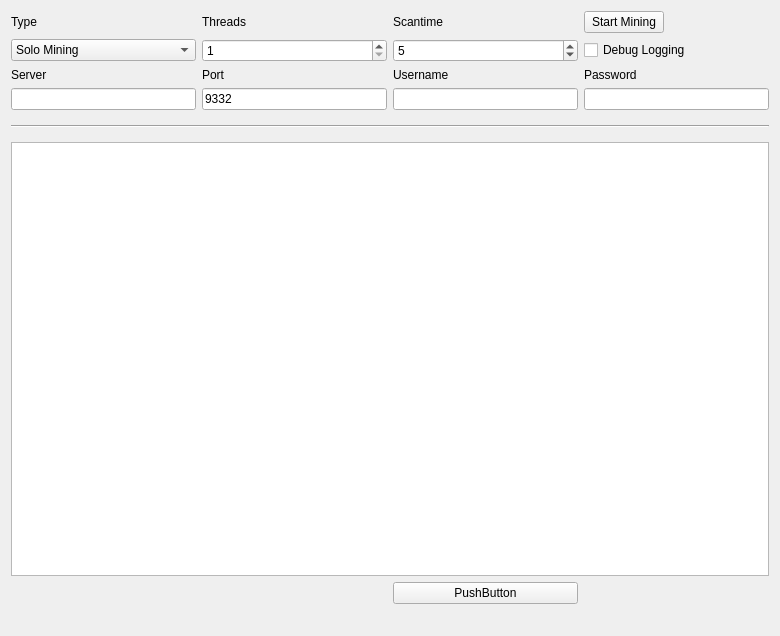
This is src/qt/forms/miningpage.ui in plusevcoin/plusevcoin as Qt 5 draws it before an edit. The edited form follows.
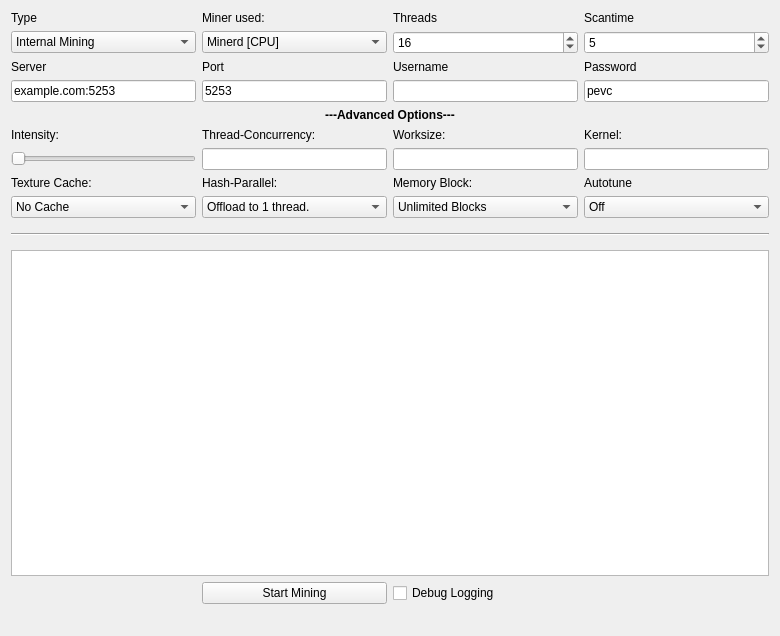
This is the edited form.

Commit message: v1.1 New mining tab

The edit to the form file:
```diff
--- a/src/qt/forms/miningpage.ui
+++ b/src/qt/forms/miningpage.ui
@@ -17,34 +17,112 @@
    <property name="sizeConstraint">
     <enum>QLayout::SetMaximumSize</enum>
    </property>
-   <item row="17" column="1" colspan="2">
-    <widget class="QLabel" name="shareCount">
-     <property name="font">
-      <font>
-       <pointsize>10</pointsize>
-       <weight>75</weight>
-       <bold>true</bold>
-      </font>
+   <item row="15" column="2">
+    <widget class="QLabel" name="hashLabel">
+     <property name="text">
+      <string>Hash-Parallel:</string>
+     </property>
+    </widget>
+   </item>
+   <item row="8" column="3">
+    <widget class="QLineEdit" name="usernameLine">
+     <property name="enabled">
+      <bool>true</bool>
      </property>
      <property name="text">
       <string/>
      </property>
     </widget>
    </item>
+   <item row="16" column="2">
+    <widget class="QComboBox" name="offloadSHA">
+     <item>
+      <property name="text">
+       <string>Offload to 1 thread.</string>
+      </property>
+     </item>
+     <item>
+      <property name="text">
+       <string>Offload to all threads.</string>
+      </property>
+     </item>
+     <item>
+      <property name="text">
+       <string>All hashing to GPU.</string>
+      </property>
+     </item>
+    </widget>
+   </item>
+   <item row="16" column="1">
+    <widget class="QComboBox" name="textureCache">
+     <item>
+      <property name="text">
+       <string>No Cache</string>
+      </property>
+     </item>
+     <item>
+      <property name="text">
+       <string>1D Cache</string>
+      </property>
+     </item>
+     <item>
+      <property name="text">
+       <string>2D Cache</string>
+      </property>
+     </item>
+    </widget>
+   </item>
+   <item row="24" column="2">
+    <widget class="QPushButton" name="startButton">
+     <property name="sizePolicy">
+      <sizepolicy hsizetype="Minimum" vsizetype="Maximum">
+       <horstretch>0</horstretch>
+       <verstretch>0</verstretch>
+      </sizepolicy>
+     </property>
+     <property name="text">
+      <string>Start Mining</string>
+     </property>
+    </widget>
+   </item>
+   <item row="24" column="3">
+    <widget class="QCheckBox" name="debugCheckBox">
+     <property name="text">
+      <string>Debug Logging</string>
+     </property>
+    </widget>
+   </item>
+   <item row="13" column="3">
+    <widget class="QLabel" name="workloadLabel">
+     <property name="text">
+      <string>Worksize:</string>
+     </property>
+    </widget>
+   </item>
+   <item row="14" column="2">
+    <widget class="QLineEdit" name="concurrency"/>
+   </item>
+   <item row="7" column="2">
+    <widget class="QLabel" name="portLabel">
+     <property name="enabled">
+      <bool>true</bool>
+     </property>
+     <property name="text">
+      <string>Port</string>
+     </property>
+    </widget>
+   </item>
+   <item row="7" column="4">
+    <widget class="QLabel" name="passwordLabel">
+     <property name="enabled">
+      <bool>true</bool>
+     </property>
+     <property name="text">
+      <string>Password</string>
+     </property>
+    </widget>
+   </item>
    <item row="3" column="3">
-    <widget class="QLabel" name="scantimeLabel">
-     <property name="enabled">
-      <bool>true</bool>
-     </property>
-     <property name="layoutDirection">
-      <enum>Qt::LeftToRight</enum>
-     </property>
-     <property name="text">
-      <string>Scantime</string>
-     </property>
-    </widget>
-   </item>
-   <item row="3" column="2">
     <widget class="QLabel" name="threadsLabel">
      <property name="enabled">
       <bool>true</bool>
@@ -54,25 +132,57 @@
      </property>
     </widget>
    </item>
+   <item row="14" column="4">
+    <widget class="QLineEdit" name="kernel"/>
+   </item>
+   <item row="13" column="4">
+    <widget class="QLabel" name="kernelLabel">
+     <property name="text">
+      <string>Kernel:</string>
+     </property>
+    </widget>
+   </item>
+   <item row="14" column="3">
+    <widget class="QLineEdit" name="workload"/>
+   </item>
+   <item row="15" column="1">
+    <widget class="QLabel" name="cacheLabel">
+     <property name="text">
+      <string>Texture Cache:</string>
+     </property>
+    </widget>
+   </item>
    <item row="5" column="4">
-    <widget class="QCheckBox" name="debugCheckBox">
-     <property name="text">
-      <string>Debug Logging</string>
+    <widget class="QSpinBox" name="scantimeBox">
+     <property name="enabled">
+      <bool>true</bool>
      </property>
+     <property name="minimum">
+      <number>1</number>
+     </property>
+     <property name="value">
+      <number>5</number>
+     </property>
     </widget>
    </item>
-   <item row="3" column="1">
-    <widget class="QLabel" name="typeLabel">
+   <item row="3" column="2">
+    <widget class="QLabel" name="minerLabel">
      <property name="text">
-      <string>Type</string>
+      <string>Miner used:</string>
      </property>
     </widget>
    </item>
-   <item row="5" column="2">
+   <item row="5" column="3">
     <widget class="QSpinBox" name="threadsBox">
      <property name="enabled">
       <bool>true</bool>
      </property>
+     <property name="suffix">
+      <string/>
+     </property>
+     <property name="prefix">
+      <string/>
+     </property>
      <property name="minimum">
       <number>1</number>
      </property>
@@ -82,6 +192,35 @@
      <property name="singleStep">
       <number>1</number>
      </property>
+     <property name="value">
+      <number>16</number>
+     </property>
+    </widget>
+   </item>
+   <item row="17" column="1" colspan="4">
+    <widget class="Line" name="line">
+     <property name="sizePolicy">
+      <sizepolicy hsizetype="Minimum" vsizetype="Fixed">
+       <horstretch>0</horstretch>
+       <verstretch>0</verstretch>
+      </sizepolicy>
+     </property>
+     <property name="minimumSize">
+      <size>
+       <width>0</width>
+       <height>20</height>
+      </size>
+     </property>
+     <property name="orientation">
+      <enum>Qt::Horizontal</enum>
+     </property>
+    </widget>
+   </item>
+   <item row="3" column="1">
+    <widget class="QLabel" name="typeLabel">
+     <property name="text">
+      <string>Type</string>
+     </property>
     </widget>
    </item>
    <item row="5" column="1">
@@ -92,6 +231,11 @@
      <property name="currentIndex">
       <number>0</number>
      </property>
+     <item>
+      <property name="text">
+       <string>Internal Mining</string>
+      </property>
+     </item>
      <item>
       <property name="text">
        <string>Solo Mining</string>
@@ -104,29 +248,16 @@
      </item>
     </widget>
    </item>
-   <item row="5" column="3">
-    <widget class="QSpinBox" name="scantimeBox">
-     <property name="enabled">
-      <bool>true</bool>
-     </property>
-     <property name="minimum">
-      <number>1</number>
-     </property>
-     <property name="value">
-      <number>5</number>
-     </property>
-    </widget>
-   </item>
    <item row="8" column="2">
     <widget class="QLineEdit" name="portLine">
      <property name="enabled">
       <bool>true</bool>
      </property>
      <property name="text">
-      <string>9332</string>
+      <string>5253</string>
      </property>
      <property name="value" stdset="0">
-      <number>9332</number>
+      <number>5253</number>
      </property>
     </widget>
    </item>
@@ -135,6 +266,12 @@
      <property name="enabled">
       <bool>true</bool>
      </property>
+     <property name="text">
+      <string notr="true">example.com:5253</string>
+     </property>
+     <property name="placeholderText">
+      <string notr="true"/>
+     </property>
     </widget>
    </item>
    <item row="7" column="3">
@@ -157,69 +294,7 @@
      </property>
     </widget>
    </item>
-   <item row="8" column="3">
-    <widget class="QLineEdit" name="usernameLine">
-     <property name="enabled">
-      <bool>true</bool>
-     </property>
-     <property name="text">
-      <string/>
-     </property>
-    </widget>
-   </item>
-   <item row="7" column="4">
-    <widget class="QLabel" name="passwordLabel">
-     <property name="enabled">
-      <bool>true</bool>
-     </property>
-     <property name="text">
-      <string>Password</string>
-     </property>
-    </widget>
-   </item>
-   <item row="7" column="2">
-    <widget class="QLabel" name="portLabel">
-     <property name="enabled">
-      <bool>true</bool>
-     </property>
-     <property name="text">
-      <string>Port</string>
-     </property>
-    </widget>
-   </item>
-   <item row="3" column="4">
-    <widget class="QPushButton" name="startButton">
-     <property name="sizePolicy">
-      <sizepolicy hsizetype="Fixed" vsizetype="Fixed">
-       <horstretch>0</horstretch>
-       <verstretch>0</verstretch>
-      </sizepolicy>
-     </property>
-     <property name="text">
-      <string>Start Mining</string>
-     </property>
-    </widget>
-   </item>
-   <item row="9" column="1" colspan="4">
-    <widget class="Line" name="line">
-     <property name="sizePolicy">
-      <sizepolicy hsizetype="Minimum" vsizetype="Fixed">
-       <horstretch>0</horstretch>
-       <verstretch>0</verstretch>
-      </sizepolicy>
-     </property>
-     <property name="minimumSize">
-      <size>
-       <width>0</width>
-       <height>20</height>
-      </size>
-     </property>
-     <property name="orientation">
-      <enum>Qt::Horizontal</enum>
-     </property>
-    </widget>
-   </item>
-   <item row="14" column="1" colspan="4">
+   <item row="22" column="1" colspan="4">
     <widget class="QListWidget" name="list">
      <property name="autoScrollMargin">
       <number>100000</number>
@@ -243,6 +318,12 @@
      <property name="enabled">
       <bool>true</bool>
      </property>
+     <property name="text">
+      <string>pevc</string>
+     </property>
+     <property name="placeholderText">
+      <string comment="pevc" extracomment="pevc"/>
+     </property>
     </widget>
    </item>
    <item row="17" column="3" colspan="2">
@@ -268,13 +349,131 @@
      </property>
     </widget>
    </item>
+   <item row="3" column="4">
+    <widget class="QLabel" name="scantimeLabel">
+     <property name="enabled">
+      <bool>true</bool>
+     </property>
+     <property name="layoutDirection">
+      <enum>Qt::LeftToRight</enum>
+     </property>
+     <property name="text">
+      <string>Scantime</string>
+     </property>
+    </widget>
+   </item>
+   <item row="14" column="1">
+    <widget class="QSlider" name="intensity">
+     <property name="sizePolicy">
+      <sizepolicy hsizetype="Minimum" vsizetype="Minimum">
+       <horstretch>0</horstretch>
+       <verstretch>0</verstretch>
+      </sizepolicy>
+     </property>
+     <property name="maximum">
+      <number>20</number>
+     </property>
+     <property name="orientation">
+      <enum>Qt::Horizontal</enum>
+     </property>
+    </widget>
+   </item>
+   <item row="12" column="1" colspan="4">
+    <widget class="QLabel" name="advancedLabel">
+     <property name="text">
+      <string>&lt;html&gt;&lt;head/&gt;&lt;body&gt;&lt;p align=&quot;center&quot;&gt;&lt;span style=&quot; font-weight:600;&quot;&gt;---Advanced Options---&lt;/span&gt;&lt;/p&gt;&lt;/body&gt;&lt;/html&gt;</string>
+     </property>
+    </widget>
+   </item>
+   <item row="25" column="1" colspan="2">
+    <widget class="QLabel" name="shareCount">
+     <property name="font">
+      <font>
+       <pointsize>10</pointsize>
+       <weight>75</weight>
+       <bold>true</bold>
+      </font>
+     </property>
+     <property name="text">
+      <string/>
+     </property>
+    </widget>
+   </item>
+   <item row="5" column="2">
+    <widget class="QComboBox" name="minerBox">
+     <item>
+      <property name="text">
+       <string>Minerd [CPU]</string>
+      </property>
+     </item>
+     <item>
+      <property name="text">
+       <string>CUDAMiner [nVIDIA GPU]</string>
+      </property>
+     </item>
+     <item>
+      <property name="text">
+       <string>CGMiner [AMD GPU]</string>
+      </property>
+     </item>
+    </widget>
+   </item>
+   <item row="13" column="2">
+    <widget class="QLabel" name="concurrencyLabel">
+     <property name="text">
+      <string>Thread-Concurrency:</string>
+     </property>
+    </widget>
+   </item>
+   <item row="13" column="1">
+    <widget class="QLabel" name="intensityLabel">
+     <property name="text">
+      <string>Intensity:</string>
+     </property>
+    </widget>
+   </item>
+   <item row="15" column="3">
+    <widget class="QLabel" name="memoryLabel">
+     <property name="text">
+      <string>Memory Block:</string>
+     </property>
+    </widget>
+   </item>
    <item row="16" column="3">
-    <widget class="QPushButton" name="pushButton">
+    <widget class="QComboBox" name="memoryBlock">
+     <item>
+      <property name="text">
+       <string>Unlimited Blocks</string>
+      </property>
+     </item>
+     <item>
+      <property name="text">
+       <string>1 Block</string>
+      </property>
+     </item>
+    </widget>
+   </item>
+   <item row="15" column="4">
+    <widget class="QLabel" name="autotuneLabel">
      <property name="text">
-      <string>PushButton</string>
+      <string>Autotune</string>
      </property>
     </widget>
    </item>
+   <item row="16" column="4">
+    <widget class="QComboBox" name="autotune">
+     <item>
+      <property name="text">
+       <string>Off</string>
+      </property>
+     </item>
+     <item>
+      <property name="text">
+       <string>On</string>
+      </property>
+     </item>
+    </widget>
+   </item>
   </layout>
  </widget>
  <layoutdefault spacing="6" margin="11"/>
```
Left out of the diff: 11 changed lines with no effect on the pictures. The commit also changes 12 other files.
